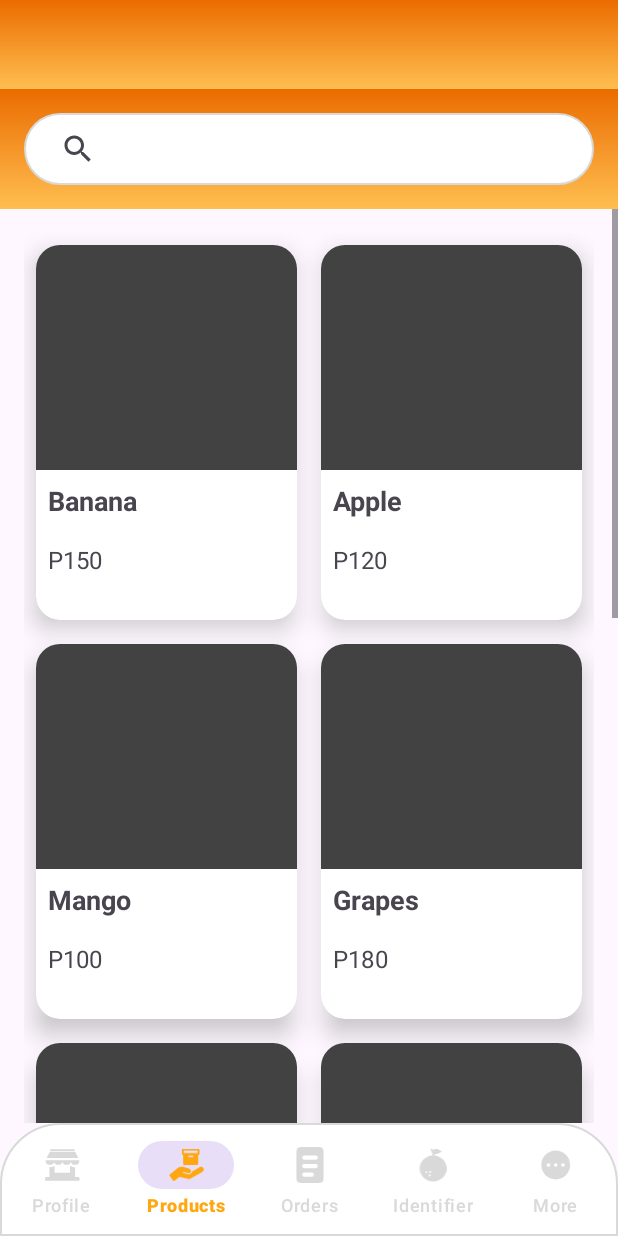
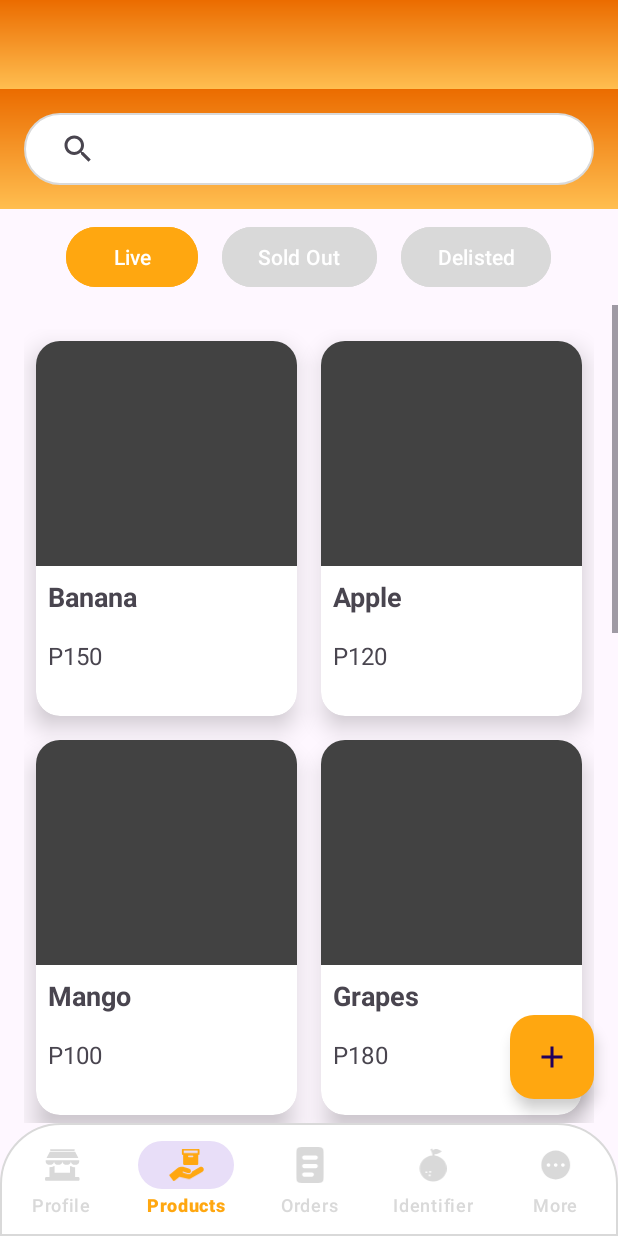
Before and after one commit to Ri2d1912/FruitsyApp, an Android app: the screen it shows after launch (VendorMainActivity), item 2 of the bottom bar chosen, on a phone screen of 412 x 824 dp. Run offline under Robolectric (Android 15) with nearby library versions, the phone set to English and light mode, and no system bars.

Commit message:
add nav tab and add button

```diff
--- /dev/null
+++ b/app/src/main/res/drawable/ic_add.xml
@@ -0,0 +1,5 @@
+<vector xmlns:android="http://schemas.android.com/apk/res/android" android:height="24dp" android:tint="#FFFFFF" android:viewportHeight="24" android:viewportWidth="24" android:width="24dp">
+
+    <path android:fillColor="@android:color/background_light" android:pathData="M19,13h-6v6h-2v-6H5v-2h6V5h2v6h6v2z"/>
+
+</vector>
--- a/app/src/main/res/layout/fragment_vendor_products.xml
+++ b/app/src/main/res/layout/fragment_vendor_products.xml
@@ -35,7 +35,44 @@
                 android:queryHint="Search Product Name">
 
             </androidx.appcompat.widget.SearchView>
+
         </FrameLayout>
+
+
+
+        <!-- tab navigation container -->
+        <LinearLayout
+            android:layout_width="match_parent"
+            android:layout_height="wrap_content"
+            android:orientation="horizontal"
+            android:gravity="center"
+            android:paddingTop="8dp"
+            android:paddingBottom="8dp">
+
+
+            <Button
+                android:id="@+id/btnLive"
+                android:layout_width="wrap_content"
+                android:layout_height="wrap_content"
+                android:text="Live"
+                android:backgroundTint="@color/orange" />
+
+            <Button
+                android:id="@+id/btnSoldOut"
+                android:layout_width="wrap_content"
+                android:layout_height="wrap_content"
+                android:text="Sold Out"
+                android:backgroundTint="@color/unselected_gray"
+                android:layout_marginStart="16dp" />
+
+            <Button
+                android:id="@+id/btnDelisted"
+                android:layout_width="wrap_content"
+                android:layout_height="wrap_content"
+                android:text="Delisted"
+                android:backgroundTint="@color/unselected_gray"
+                android:layout_marginStart="16dp" />
+        </LinearLayout>
 
         <ScrollView
             android:layout_width="match_parent"
@@ -397,5 +434,17 @@
         </ScrollView>
     </LinearLayout>
 
+    <!-- Floating Action Button, positioned to overlap -->
+    <com.google.android.material.floatingactionbutton.FloatingActionButton
+        android:id="@+id/fab"
+        android:layout_width="wrap_content"
+        android:layout_height="wrap_content"
+        android:layout_margin="16dp"
+        android:contentDescription="Add Product"
+        android:src="@drawable/ic_add"
+    app:layout_constraintBottom_toBottomOf="parent"
+    app:layout_constraintEnd_toEndOf="parent"
+    app:backgroundTint="@color/orange" />
+
 
 </androidx.constraintlayout.widget.ConstraintLayout>
```
